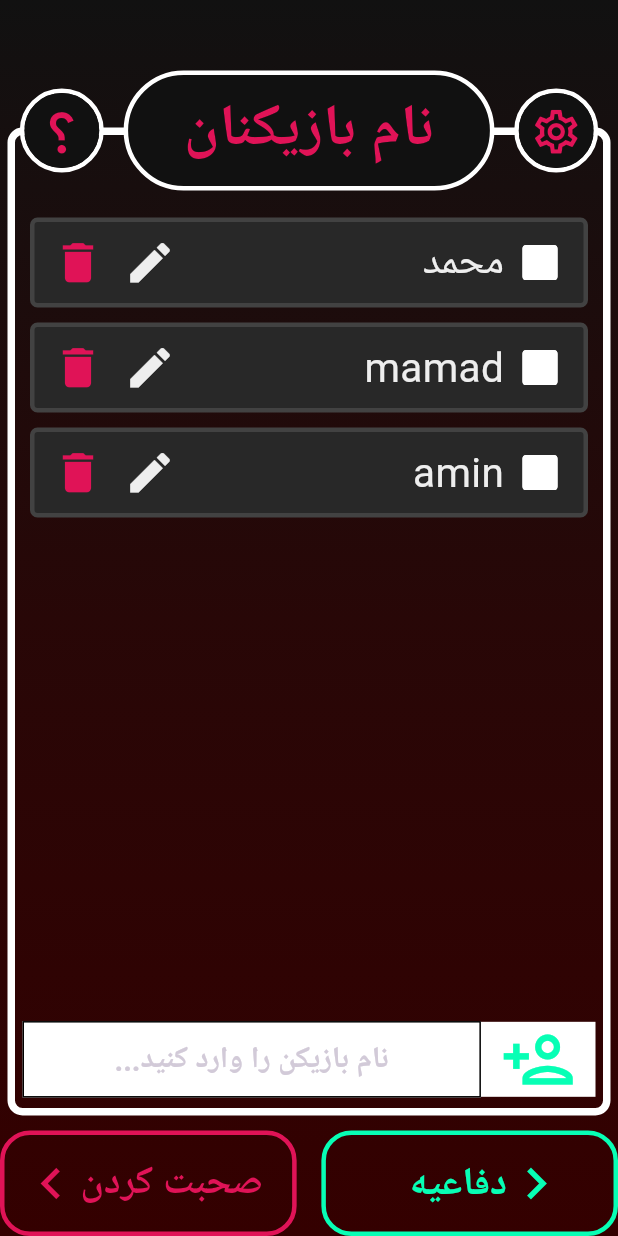
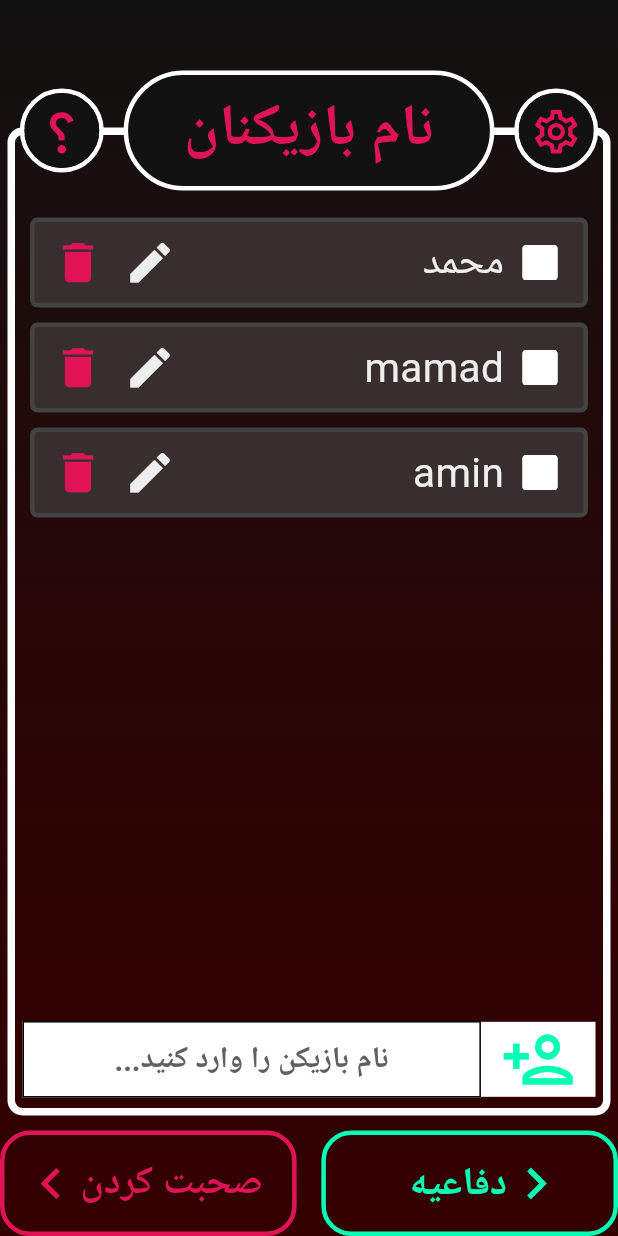
Before and after one commit to MHMDHSiN83/mafia_killer, a Flutter app: the PlayersPage screen opened by its route, on a phone screen of 412 x 824 dp. Run offline on Flutter 3.47's test engine with Material 3 defaults, Android fonts, the light colour scheme and no system bars.

Commit message:
change some of theme colors and fix some minor issues with page-frame

```diff
--- a/lib/components/page_frame.dart
+++ b/lib/components/page_frame.dart
@@ -10,6 +10,8 @@ class PageFrame extends StatelessWidget {
     required this.pageTitle,
     required this.leftButtonText,
     required this.rightButtonText,
+    required this.leftButtonOnTap,
+    required this.rightButtonOnTap,
     this.leftButtonIcon,
     this.rightButtonIcon,
     this.questionOnTap,
@@ -19,6 +21,8 @@ class PageFrame extends StatelessWidget {
   final String pageTitle;
   final String leftButtonText;
   final String rightButtonText;
+  final VoidCallback leftButtonOnTap;
+  final VoidCallback rightButtonOnTap;
   final Function? questionOnTap; //this shouldn't be nullable
   final IconData? leftButtonIcon;
   final IconData? rightButtonIcon;
@@ -193,8 +197,7 @@ class PageFrame extends StatelessWidget {
                     color: AppColors.greenColor,
                     hasIcon: true,
                     isIconRight: true,
-                    onTap: () =>
-                        Navigator.pushNamed(context, '/game_settings_page'),
+                    onTap: rightButtonOnTap,
                     icon: rightButtonIcon,
                   ),
                 ),
@@ -207,7 +210,7 @@ class PageFrame extends StatelessWidget {
                       text: leftButtonText,
                       hasIcon: true,
                       color: AppColors.redColor,
-                      onTap: () => Navigator.pop(context),
+                      onTap: leftButtonOnTap,
                       isIconRight: false,
                       icon: leftButtonIcon,
                     )),
--- a/lib/pages/game_settings_page.dart
+++ b/lib/pages/game_settings_page.dart
@@ -88,6 +88,8 @@ class _GameSettingsPageState extends State<GameSettingsPage> {
         pageTitle: "تنظیمات این دست",
         rightButtonText: "بعدی",
         leftButtonText: "قبلی",
+        leftButtonOnTap: () => Navigator.pop(context),
+        rightButtonOnTap: () => Navigator.pushNamed(context, '/intro_page'),
         //rightButtonIcon: Icons.keyboard_arrow_down_outlined,
         child: ListView(
           padding: EdgeInsets.symmetric(
--- a/lib/pages/players_page.dart
+++ b/lib/pages/players_page.dart
@@ -27,12 +27,16 @@ class _PlayersPageState extends State<PlayersPage> {
   @override
   Widget build(BuildContext context) {
     return Scaffold(
+      resizeToAvoidBottomInset: false,
       body: PageFrame(
         pageTitle: "نام بازیکنان",
         leftButtonText: "صحبت کردن",
         rightButtonText: "دفاعیه",
         leftButtonIcon: Icons.keyboard_arrow_left,
         rightButtonIcon: Icons.keyboard_arrow_right,
+        leftButtonOnTap: () => Navigator.pop(context),
+        rightButtonOnTap: () =>
+            Navigator.pushNamed(context, '/game_settings_page'),
         child: Column(
           children: [
             Expanded(
@@ -91,7 +95,7 @@ class _PlayersPageState extends State<PlayersPage> {
                           ),
                           hintText: 'نام بازیکن را وارد کنید...',
                           hintStyle: TextStyle(
-                              color: Color(0xFFD2CAD8),
+                              color: Color.fromARGB(255, 96, 96, 96),
                               fontWeight: FontWeight.bold,
                               fontSize: 20)),
                       controller: _controller,
--- a/lib/themes/dark_mode.dart
+++ b/lib/themes/dark_mode.dart
@@ -3,8 +3,10 @@ import 'package:flutter/material.dart';
 ThemeData darkMode = ThemeData(
   colorScheme: ColorScheme.dark(
     surface: Color.fromRGBO(17, 7, 7, 1),
-    primary: const Color.fromARGB(255, 40, 40, 40),
+    //primary: const Color.fromARGB(255, 40, 40, 40),
+    primary: Color(0xFF382E2E),
     secondary: Colors.grey.shade800,
+    //secondary: Color(0xFF707070),
     tertiary: Colors.grey.shade700,
     inversePrimary: Colors.grey.shade200,
   ),
```
